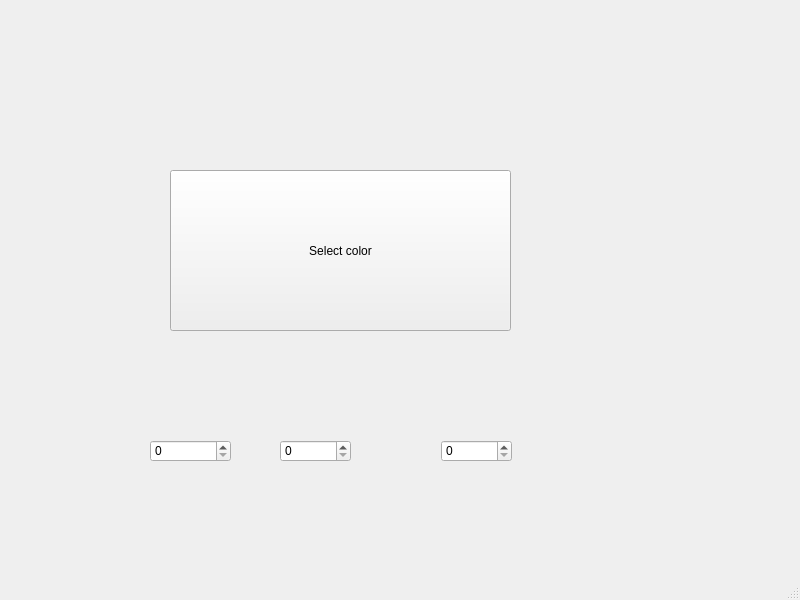
Above: mainwindow.ui from Zetaeta/BlueLED before the change. Below: the same form after it.
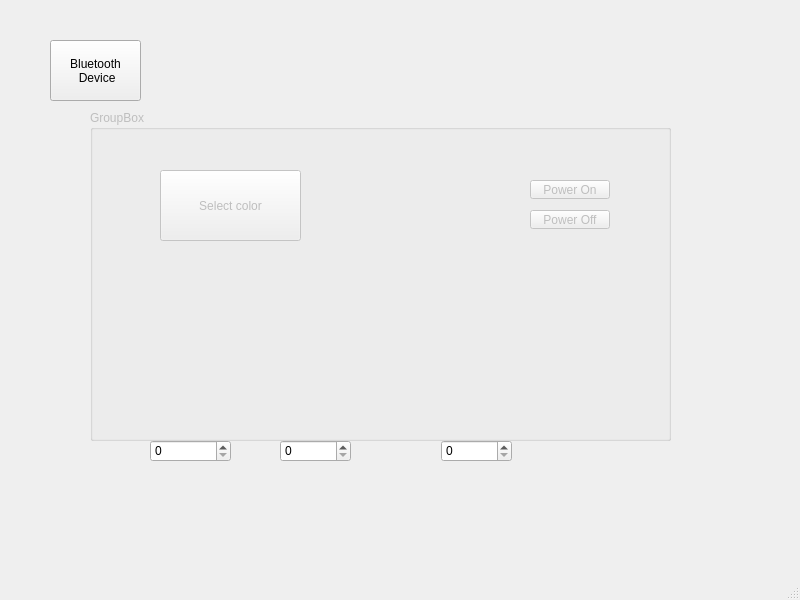
That is the form after the change.

The edit to the form file:
```diff
--- a/mainwindow.ui
+++ b/mainwindow.ui
@@ -53,19 +53,75 @@
      <number>255</number>
     </property>
    </widget>
-   <widget class="QPushButton" name="selectColorButton">
+   <widget class="QPushButton" name="btDialogButton">
     <property name="geometry">
      <rect>
-      <x>170</x>
-      <y>170</y>
-      <width>341</width>
-      <height>161</height>
+      <x>50</x>
+      <y>40</y>
+      <width>91</width>
+      <height>61</height>
      </rect>
     </property>
     <property name="text">
-     <string>Select color</string>
+     <string>Bluetooth
+ Device</string>
     </property>
    </widget>
+   <widget class="QGroupBox" name="controls">
+    <property name="enabled">
+     <bool>false</bool>
+    </property>
+    <property name="geometry">
+     <rect>
+      <x>90</x>
+      <y>110</y>
+      <width>581</width>
+      <height>331</height>
+     </rect>
+    </property>
+    <property name="title">
+     <string>GroupBox</string>
+    </property>
+    <widget class="QPushButton" name="selectColorButton">
+     <property name="geometry">
+      <rect>
+       <x>70</x>
+       <y>60</y>
+       <width>141</width>
+       <height>71</height>
+      </rect>
+     </property>
+     <property name="text">
+      <string>Select color</string>
+     </property>
+    </widget>
+    <widget class="QPushButton" name="onButton">
+     <property name="geometry">
+      <rect>
+       <x>440</x>
+       <y>70</y>
+       <width>80</width>
+       <height>19</height>
+      </rect>
+     </property>
+     <property name="text">
+      <string>Power On</string>
+     </property>
+    </widget>
+    <widget class="QPushButton" name="offButton">
+     <property name="geometry">
+      <rect>
+       <x>440</x>
+       <y>100</y>
+       <width>80</width>
+       <height>19</height>
+      </rect>
+     </property>
+     <property name="text">
+      <string>Power Off</string>
+     </property>
+    </widget>
+   </widget>
   </widget>
   <widget class="QMenuBar" name="menubar">
    <property name="geometry">
```
